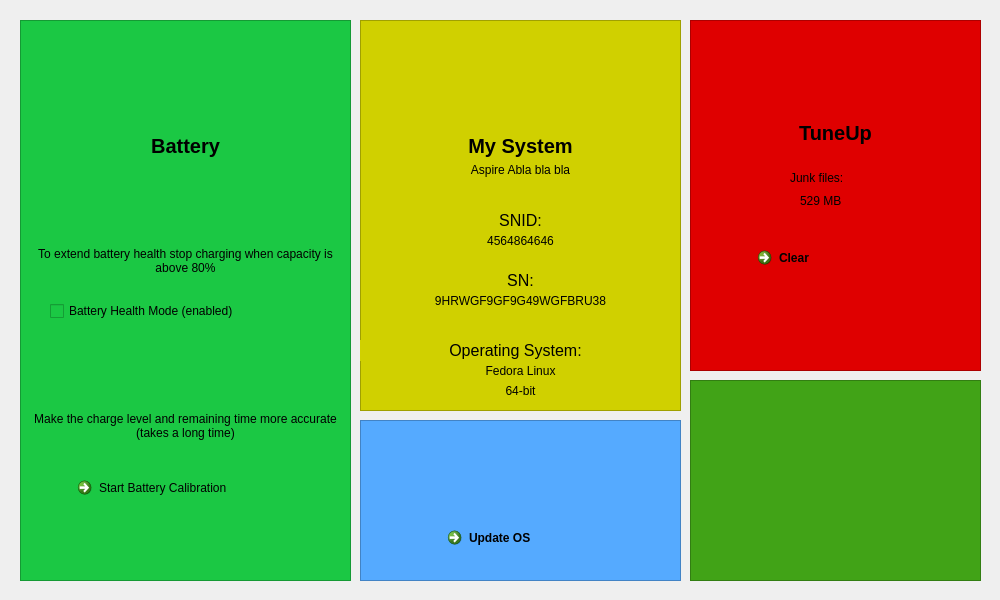
Old version of the form care_center.ui in the repository JonathanY234/Acer-Battery-Manager-for-Linux.
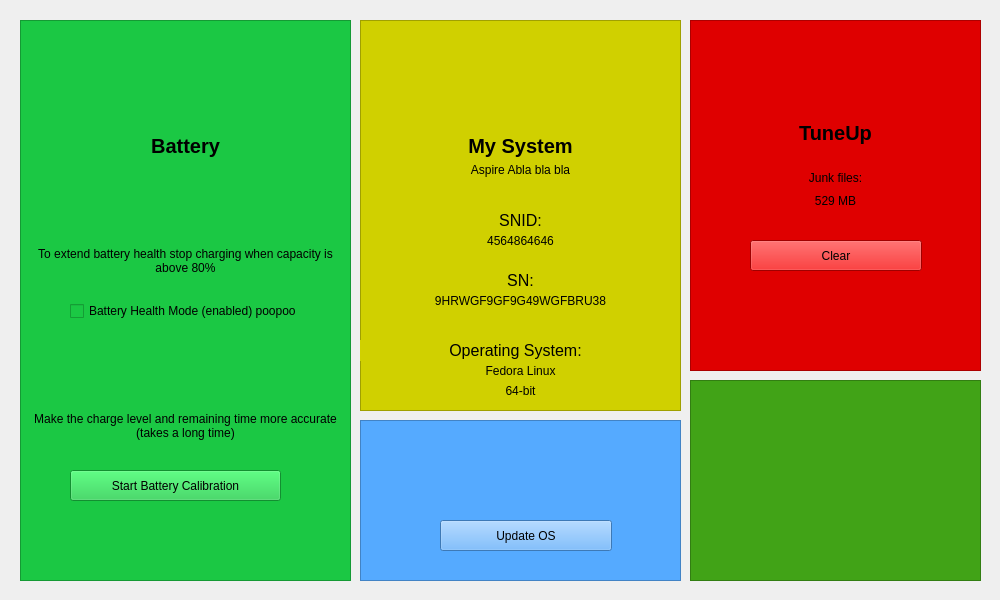
New version of the form. Icons and pictures are not drawn.

Commit message: kernel module loading and toggle battery health mode working

```diff
--- a/care_center.ui
+++ b/care_center.ui
@@ -303,7 +303,7 @@
     <widget class="QCheckBox" name="checkBox">
      <property name="geometry">
       <rect>
-       <x>30</x>
+       <x>50</x>
        <y>280</y>
        <width>271</width>
        <height>22</height>
@@ -315,7 +315,10 @@
       </font>
      </property>
      <property name="text">
-      <string>Battery Health Mode (enabled)</string>
+      <string>Battery Health Mode (enabled) poopoo</string>
+     </property>
+     <property name="checkable">
+      <bool>true</bool>
      </property>
     </widget>
     <widget class="QLabel" name="label_16">
@@ -366,7 +369,7 @@
       <bool>true</bool>
      </property>
     </widget>
-    <widget class="QCommandLinkButton" name="commandLinkButton_3">
+    <widget class="QPushButton" name="bCalibrateButton">
      <property name="geometry">
       <rect>
        <x>50</x>
@@ -423,7 +426,7 @@
     <property name="frameShadow">
      <enum>QFrame::Shadow::Raised</enum>
     </property>
-    <widget class="QCommandLinkButton" name="commandLinkButton_2">
+    <widget class="QPushButton" name="UpdateButton">
      <property name="geometry">
       <rect>
        <x>80</x>
@@ -526,9 +529,9 @@
     <widget class="QLabel" name="label_14">
      <property name="geometry">
       <rect>
-       <x>100</x>
+       <x>10</x>
        <y>147</y>
-       <width>131</width>
+       <width>271</width>
        <height>21</height>
       </rect>
      </property>
@@ -540,13 +543,16 @@
      <property name="text">
       <string>Junk files:</string>
      </property>
+     <property name="alignment">
+      <set>Qt::AlignmentFlag::AlignCenter</set>
+     </property>
     </widget>
     <widget class="QLabel" name="label_15">
      <property name="geometry">
       <rect>
-       <x>110</x>
+       <x>10</x>
        <y>170</y>
-       <width>131</width>
+       <width>271</width>
        <height>21</height>
       </rect>
      </property>
@@ -558,8 +564,11 @@
      <property name="text">
       <string>529 MB</string>
      </property>
+     <property name="alignment">
+      <set>Qt::AlignmentFlag::AlignCenter</set>
+     </property>
     </widget>
-    <widget class="QCommandLinkButton" name="commandLinkButton">
+    <widget class="QPushButton" name="clearButton">
      <property name="geometry">
       <rect>
        <x>60</x>
@@ -576,6 +585,9 @@
      <property name="text">
       <string>Clear</string>
      </property>
+     <property name="checkable">
+      <bool>true</bool>
+     </property>
     </widget>
    </widget>
   </widget>
```
Left out of the diff: 12 changed lines with no effect on the pictures. The commit also changes 20 other files.
